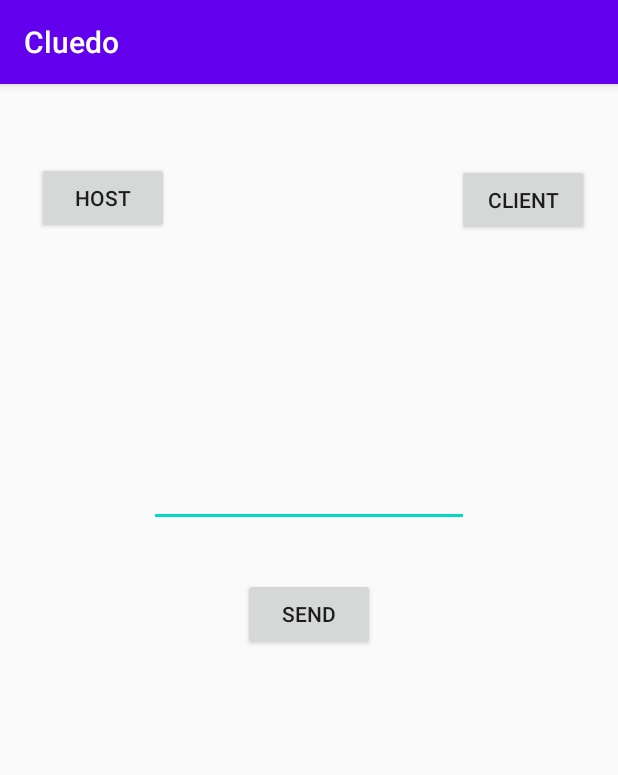
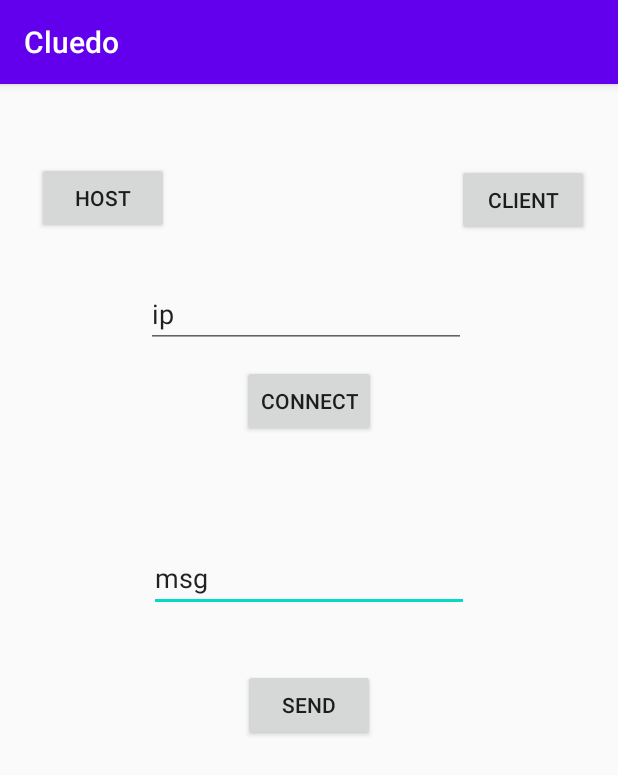
Before and after one commit to marleo/Cluedo_SEII2020, an Android app: the NetworkScreen screen opened directly, with no data from a screen before it, on a phone screen of 412 x 824 dp. Shown: the top 775 px of the screen. Run offline under Robolectric (Android 15) with nearby library versions, the phone set to English and light mode, and no system bars.

Commit message:
Connect to Host Network Screen

```diff
--- a/app/src/main/java/com/example/cluedo_seii/activities/NetworkScreen.java
+++ b/app/src/main/java/com/example/cluedo_seii/activities/NetworkScreen.java
@@ -5,11 +5,13 @@ import android.os.Bundle;
 import android.text.format.Formatter;
 import android.util.Log;
 import android.view.View;
+import android.widget.EditText;
 import android.widget.TextView;
 
 import androidx.appcompat.app.AppCompatActivity;
 
 import com.example.cluedo_seii.Network.connectionType;
+import com.example.cluedo_seii.Network.dto.TextMessage;
 import com.example.cluedo_seii.Network.kryonet.NetworkClientKryo;
 import com.example.cluedo_seii.Network.kryonet.NetworkServerKryo;
 
@@ -35,6 +37,7 @@ public class NetworkScreen extends AppCompatActivity {
         txtType.setText("HOST");
 
         server = new NetworkServerKryo();
+        server.registerClass(TextMessage.class);
         try {
             server.start();
         } catch (IOException e) {
@@ -46,6 +49,15 @@ public class NetworkScreen extends AppCompatActivity {
 
         TextView serverResponse = findViewById(R.id.serverResponse);
         serverResponse.setText(ip);
+    }
+
+    public void sendMessageFromHost(View view) {
+        if (conType.equals(connectionType.HOST)) {
+            EditText msgInput = findViewById(R.id.editMessage);
+            String message = msgInput.getText().toString();
+
+            server.broadcastMessage(new TextMessage(message));
+        }
     }
 
     public void selectClient(View view) {
@@ -69,11 +81,24 @@ public class NetworkScreen extends AppCompatActivity {
 
             //client.connect("localhost");
 
-            client.connect("192.168.178.47");
 
         } catch (Exception e) {
             e.printStackTrace();
         }
+    }
+
+    public void connectToHost(View view) {
+        if (conType.equals(connectionType.CLIENT)) {
+            EditText ipInput = findViewById(R.id.ipAddressInput);
+            String ip = ipInput.getText().toString();
+
+            try {
+                client.connect(ip);
+            } catch (Exception e) {
+                e.printStackTrace();
+            }
+        }
+
 
     }
 
--- a/app/src/main/res/layout/activity_network.xml
+++ b/app/src/main/res/layout/activity_network.xml
@@ -37,27 +37,27 @@
         android:layout_width="wrap_content"
         android:layout_height="wrap_content"
         android:layout_marginStart="99dp"
-        android:layout_marginTop="45dp"
+        android:layout_marginTop="71dp"
         android:layout_marginEnd="99dp"
-        android:layout_marginBottom="20dp"
         android:ems="10"
         android:inputType="textPersonName"
-        app:layout_constraintBottom_toTopOf="@+id/sendMessageButton"
+        android:text="msg"
         app:layout_constraintEnd_toEndOf="parent"
+        app:layout_constraintHorizontal_bias="1.0"
         app:layout_constraintStart_toStartOf="parent"
-        app:layout_constraintTop_toBottomOf="@+id/typeText" />
+        app:layout_constraintTop_toBottomOf="@+id/connectButton" />
 
     <Button
         android:id="@+id/sendMessageButton"
         android:layout_width="wrap_content"
         android:layout_height="wrap_content"
         android:layout_marginStart="161dp"
-        android:layout_marginTop="14dp"
+        android:layout_marginTop="38dp"
         android:layout_marginEnd="162dp"
-        android:layout_marginBottom="25dp"
+        android:onClick="sendMessageFromHost"
         android:text="Send"
-        app:layout_constraintBottom_toTopOf="@+id/serverResponse"
         app:layout_constraintEnd_toEndOf="parent"
+        app:layout_constraintHorizontal_bias="1.0"
         app:layout_constraintStart_toStartOf="parent"
         app:layout_constraintTop_toBottomOf="@+id/editMessage" />
 
@@ -66,27 +66,50 @@
         android:layout_width="209dp"
         android:layout_height="51dp"
         android:layout_marginStart="103dp"
-        android:layout_marginTop="17dp"
         android:layout_marginEnd="99dp"
-        android:layout_marginBottom="314dp"
+        android:layout_marginBottom="38dp"
         app:layout_constraintBottom_toBottomOf="parent"
         app:layout_constraintEnd_toEndOf="parent"
         app:layout_constraintHorizontal_bias="0.0"
-        app:layout_constraintStart_toStartOf="parent"
-        app:layout_constraintTop_toBottomOf="@+id/sendMessageButton" />
+        app:layout_constraintStart_toStartOf="parent" />
 
     <TextView
         android:id="@+id/typeText"
         android:layout_width="157dp"
         android:layout_height="41dp"
-        android:layout_marginTop="140dp"
-        android:layout_marginBottom="40dp"
+        android:layout_marginTop="53dp"
         android:textAlignment="center"
         android:textSize="24sp"
-        app:layout_constraintBottom_toTopOf="@+id/editMessage"
+        app:layout_constraintEnd_toEndOf="parent"
+        app:layout_constraintHorizontal_bias="0.503"
+        app:layout_constraintStart_toStartOf="parent"
+        app:layout_constraintTop_toTopOf="parent" />
+
+    <EditText
+        android:id="@+id/ipAddressInput"
+        android:layout_width="wrap_content"
+        android:layout_height="wrap_content"
+        android:layout_marginStart="97dp"
+        android:layout_marginTop="36dp"
+        android:layout_marginEnd="101dp"
+        android:ems="10"
+        android:text="ip"
+        app:layout_constraintEnd_toEndOf="parent"
+        app:layout_constraintHorizontal_bias="1.0"
+        app:layout_constraintStart_toStartOf="parent"
+        app:layout_constraintTop_toBottomOf="@+id/typeText" />
+
+    <Button
+        android:id="@+id/connectButton"
+        android:layout_width="wrap_content"
+        android:layout_height="wrap_content"
+        android:layout_marginStart="161dp"
+        android:layout_marginTop="11dp"
+        android:layout_marginEnd="161dp"
+        android:onClick="connectToHost"
+        android:text="Connect"
         app:layout_constraintEnd_toEndOf="parent"
         app:layout_constraintStart_toStartOf="parent"
-        app:layout_constraintTop_toTopOf="parent"
-        app:layout_constraintVertical_bias="0.82" />
+        app:layout_constraintTop_toBottomOf="@+id/ipAddressInput" />
 
 </androidx.constraintlayout.widget.ConstraintLayout>
```
